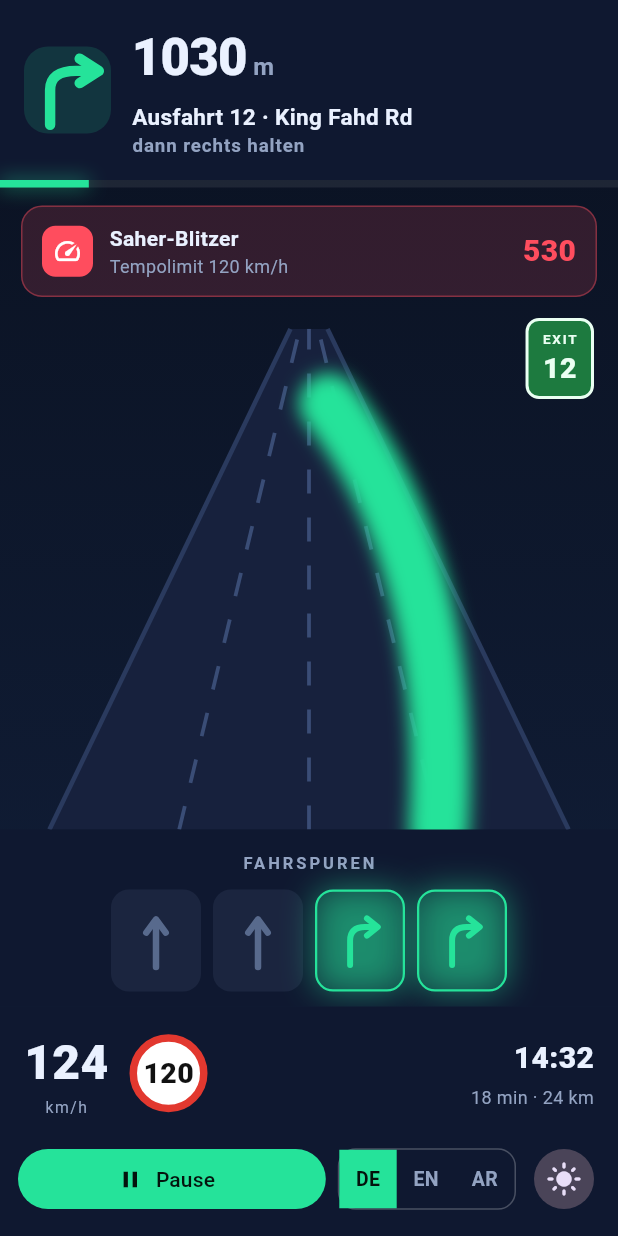
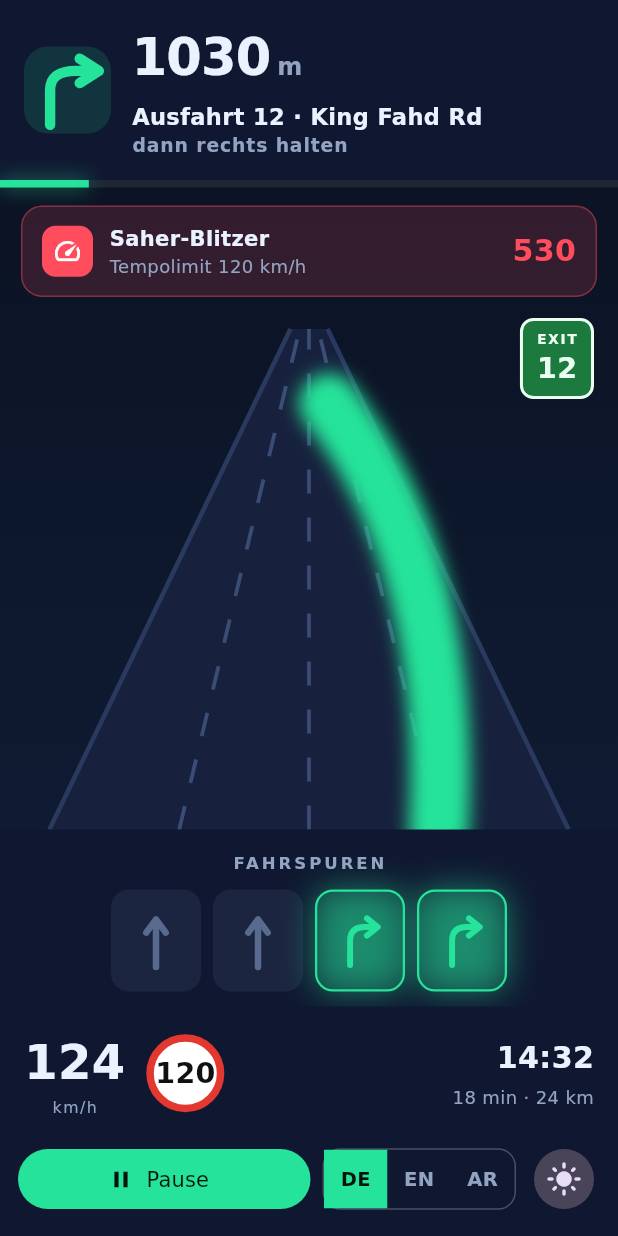
Before and after one commit to LaronDeCaspri/Versuch, a Flutter app: the screen it shows after launch, after a tap on "Fahrt simulieren", on a phone screen of 412 x 824 dp. Run offline on Flutter 3.47's test engine with Material 3 defaults, Android fonts, the phone set to English and light mode, and no system bars.

Commit message:
Verify app runs; bundle fonts (Arabic) and fix RTL lane mirroring
- bundle DejaVu Sans + Noto Naskh Arabic so text (incl. Arabic) renders on all
  platforms and offline; set as app font with Arabic fallback
- fix: lane-assist strip no longer mirrors under RTL (lanes are physical positions)
- replace template widget test with a Masar smoke test
- verified via flutter analyze (clean), flutter test (pass) and a web render

Co-Authored-By: Claude Opus 4.8 <noreply@anthropic.com>
Claude-Session: https://claude.ai/code/session_01EYa3btx3iYHvH6bYbFDLi5

```diff
--- a/app/lib/lane_guidance_screen.dart
+++ b/app/lib/lane_guidance_screen.dart
@@ -97,7 +97,7 @@ class _LaneGuidanceScreenState extends State<LaneGuidanceScreen> {
             width: 58,
             height: 58,
             decoration: BoxDecoration(
-              color: p.go.withOpacity(0.14),
+              color: p.go.withValues(alpha:0.14),
               borderRadius: BorderRadius.circular(16),
             ),
             child: CustomPaint(
@@ -164,14 +164,14 @@ class _LaneGuidanceScreenState extends State<LaneGuidanceScreen> {
     final double pct = (1 - _dist / _m.startDistance).clamp(0.0, 1.0).toDouble();
     return Container(
       height: 5,
-      color: Colors.white.withOpacity(0.08),
+      color: Colors.white.withValues(alpha:0.08),
       alignment: _rtl ? Alignment.centerRight : Alignment.centerLeft,
       child: FractionallySizedBox(
         widthFactor: pct,
         child: Container(
           decoration: BoxDecoration(
             color: p.go,
-            boxShadow: [BoxShadow(color: p.go.withOpacity(0.6), blurRadius: 10)],
+            boxShadow: [BoxShadow(color: p.go.withValues(alpha:0.6), blurRadius: 10)],
           ),
         ),
       ),
@@ -195,9 +195,9 @@ class _LaneGuidanceScreenState extends State<LaneGuidanceScreen> {
       margin: const EdgeInsets.fromLTRB(14, 12, 14, 0),
       padding: const EdgeInsets.symmetric(horizontal: 13, vertical: 11),
       decoration: BoxDecoration(
-        color: p.warn.withOpacity(0.16),
+        color: p.warn.withValues(alpha:0.16),
         borderRadius: BorderRadius.circular(14),
-        border: Border.all(color: p.warn.withOpacity(0.4)),
+        border: Border.all(color: p.warn.withValues(alpha:0.4)),
       ),
       child: Row(
         children: [
@@ -291,7 +291,11 @@ class _LaneGuidanceScreenState extends State<LaneGuidanceScreen> {
                 fontWeight: FontWeight.w700),
           ),
           const SizedBox(height: 10),
-          Row(
+          // Spuren sind physische Positionen auf der Straße – niemals mit der
+          // Textrichtung spiegeln, sonst zeigt die Leiste in RTL die falsche Seite.
+          Directionality(
+            textDirection: TextDirection.ltr,
+            child: Row(
             mainAxisAlignment: MainAxisAlignment.center,
             children: List.generate(_m.lanes.length, (i) {
               final on = _m.highlight.contains(i);
@@ -301,11 +305,11 @@ class _LaneGuidanceScreenState extends State<LaneGuidanceScreen> {
                   width: 60,
                   height: 68,
                   decoration: BoxDecoration(
-                    color: on ? p.go.withOpacity(0.14) : p.dim.withOpacity(0.16),
+                    color: on ? p.go.withValues(alpha:0.14) : p.dim.withValues(alpha:0.16),
                     borderRadius: BorderRadius.circular(12),
                     border: on ? Border.all(color: p.go, width: 1.5) : null,
                     boxShadow: on
-                        ? [BoxShadow(color: p.go.withOpacity(0.5), blurRadius: 18)]
+                        ? [BoxShadow(color: p.go.withValues(alpha:0.5), blurRadius: 18)]
                         : null,
                   ),
                   child: Padding(
@@ -321,6 +325,7 @@ class _LaneGuidanceScreenState extends State<LaneGuidanceScreen> {
                 ),
               );
             }),
+            ),
           ),
         ],
       ),
--- a/app/lib/main.dart
+++ b/app/lib/main.dart
@@ -20,7 +20,9 @@ class MasarApp extends StatelessWidget {
       theme: ThemeData(
         useMaterial3: true,
         brightness: Brightness.dark,
-        fontFamily: 'Roboto',
+        fontFamily: 'AppSans',
+        // Arabisch fällt automatisch auf Noto Naskh Arabic zurück.
+        fontFamilyFallback: const ['NotoArabic'],
       ),
       home: const LaneGuidanceScreen(),
     );
```
Also changed, not shown: app/pubspec.yaml (+13 -0 lines), app/assets/fonts/DejaVuSans-Bold.ttf (added), app/assets/fonts/DejaVuSans.ttf (added), app/assets/fonts/NotoNaskhArabic-Regular.ttf (added), 3 other files.
